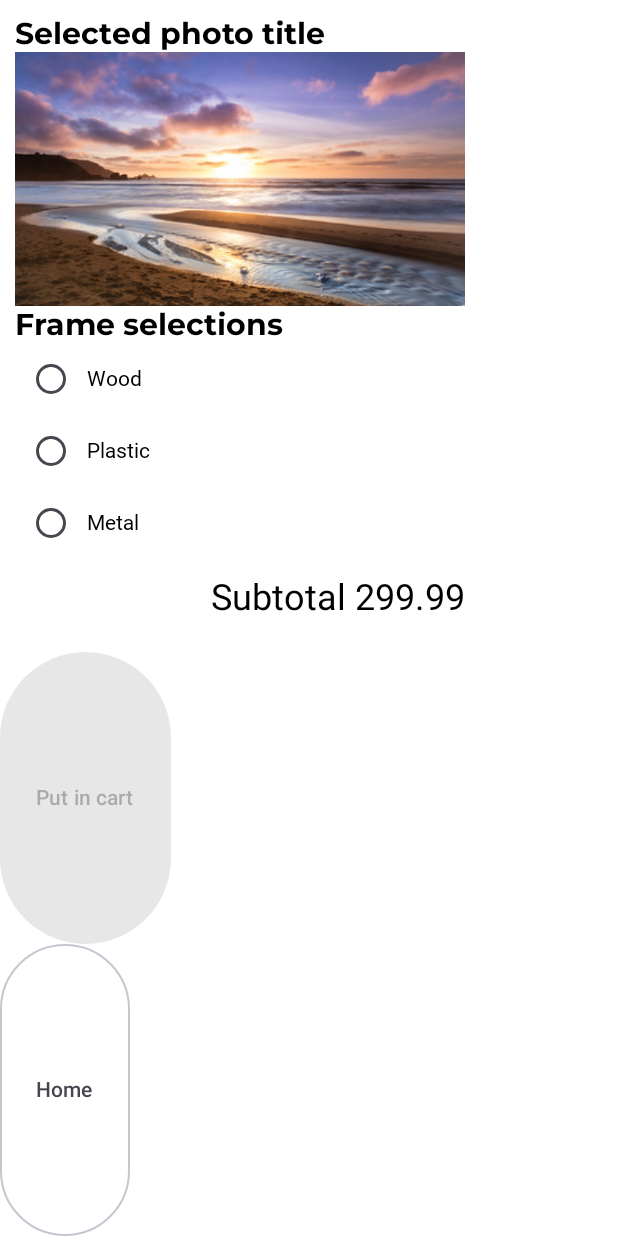
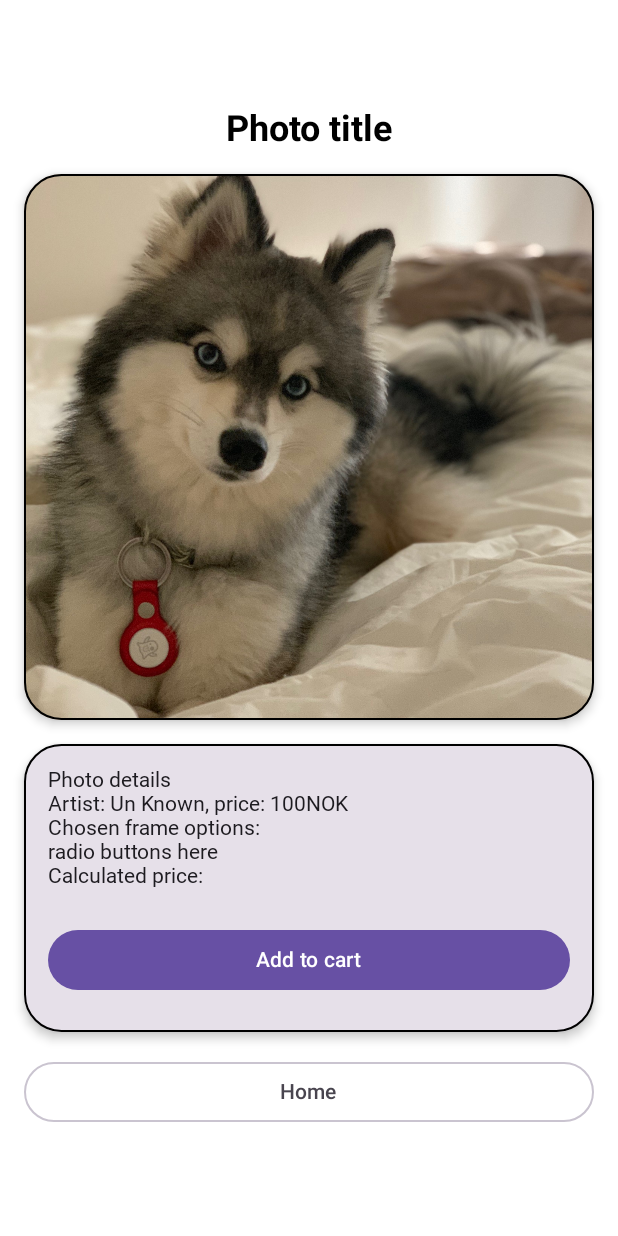
Before and after one commit to vuovdi/MyArtShop, an Android app built with Jetpack Compose: the @Preview function SelectedImagePreview, on a phone screen of 412 x 824 dp. Run offline under Robolectric (Android 15) with nearby library versions, the phone set to English and light mode, and no system bars; Roboto replaces fonts that are not available here.

Commit message:
finished layout for ImagesScreen and SelectedImageScreen

```diff
--- a/app/src/main/java/com/example/myartshop/ui/ui/ImagesScreen.kt
+++ b/app/src/main/java/com/example/myartshop/ui/ui/ImagesScreen.kt
@@ -1 +1,72 @@
 package com.example.myartshop.ui.ui
+
+import androidx.compose.foundation.Image
+import androidx.compose.foundation.layout.Arrangement
+import androidx.compose.foundation.layout.Column
+
+import androidx.compose.foundation.layout.PaddingValues
+import androidx.compose.foundation.layout.Row
+import androidx.compose.foundation.layout.aspectRatio
+import androidx.compose.foundation.layout.fillMaxWidth
+import androidx.compose.foundation.layout.padding
+import androidx.compose.foundation.lazy.LazyColumn
+import androidx.compose.foundation.lazy.grid.GridCells
+import androidx.compose.foundation.lazy.grid.LazyVerticalGrid
+import androidx.compose.foundation.lazy.grid.itemsIndexed
+import androidx.compose.material3.Text
+import androidx.compose.runtime.Composable
+import androidx.compose.ui.Modifier
+import androidx.compose.ui.res.painterResource
+import androidx.compose.ui.res.stringResource
+import androidx.compose.ui.text.TextStyle
+import androidx.compose.ui.text.font.FontWeight
+import androidx.compose.ui.text.style.TextAlign
+import androidx.compose.ui.tooling.preview.Preview
+import androidx.compose.ui.unit.dp
+import com.example.myartshop.data.Category
+import com.example.myartshop.data.Photo
+import com.example.myartshop.data.photos
+import com.example.myartshop.ui.ui.theme.MyArtShopTheme
+
+@Composable
+fun PhotoGridScreen(photos: List<Photo>) {
+    LazyVerticalGrid(
+        columns = GridCells.Fixed(2),
+        contentPadding = PaddingValues(8.dp)
+    ) {
+        itemsIndexed(photos) { index, photo ->
+            PhotoItem(photo = photo)
+        }
+    }
+}
+
+@Composable
+fun PhotoItem(photo: Photo) {
+    Column(
+        modifier = Modifier
+            .padding(4.dp)
+            .fillMaxWidth()
+    ) {
+        Text(
+            text = stringResource(photo.title),
+            modifier = Modifier.padding(4.dp),
+            textAlign = TextAlign.Center,
+            style = TextStyle(fontWeight = FontWeight.Bold)
+        )
+        Image(
+            painter = painterResource(id = photo.imageResId),
+            contentDescription = null,
+            modifier = Modifier
+                .aspectRatio(1f)
+                .fillMaxWidth()
+        )
+    }
+}
+
+
+@Preview
+@Composable
+fun PhotoGridScreenPreview() {
+    val yourPhotoList = photos
+    PhotoGridScreen(photos = yourPhotoList)
+}
--- a/app/src/main/java/com/example/myartshop/ui/ui/SelectCategory.kt
+++ b/app/src/main/java/com/example/myartshop/ui/ui/SelectCategory.kt
@@ -107,5 +107,4 @@ fun findMostExpensivePhotoPerCategory(photos: List<Photo>): Map<Category, Float>
 fun SelectCategoryPagePreview() {
     val yourPhotoList = photos
     CategoriesPage(categories = Category.entries, photos = yourPhotoList)
-
 }
--- a/app/src/main/java/com/example/myartshop/ui/ui/SelectedImageScreen.kt
+++ b/app/src/main/java/com/example/myartshop/ui/ui/SelectedImageScreen.kt
@@ -1,119 +1,106 @@
 package com.example.myartshop.ui.ui
 
+import androidx.compose.foundation.BorderStroke
 import androidx.compose.foundation.Image
 import androidx.compose.foundation.layout.Arrangement
+import androidx.compose.foundation.layout.Box
 import androidx.compose.foundation.layout.Column
-import androidx.compose.foundation.layout.Row
+import androidx.compose.foundation.layout.Spacer
+import androidx.compose.foundation.layout.aspectRatio
 import androidx.compose.foundation.layout.fillMaxHeight
+import androidx.compose.foundation.layout.fillMaxSize
 import androidx.compose.foundation.layout.fillMaxWidth
+import androidx.compose.foundation.layout.height
 import androidx.compose.foundation.layout.padding
-import androidx.compose.foundation.layout.width
-import androidx.compose.foundation.selection.selectable
 import androidx.compose.material3.Button
-import androidx.compose.material3.Divider
-import androidx.compose.material3.MaterialTheme
+import androidx.compose.material3.Card
+import androidx.compose.material3.CardDefaults
 import androidx.compose.material3.OutlinedButton
-import androidx.compose.material3.RadioButton
 import androidx.compose.material3.Text
 import androidx.compose.runtime.Composable
-import androidx.compose.runtime.getValue
-import androidx.compose.runtime.mutableStateOf
-import androidx.compose.runtime.saveable.rememberSaveable
-import androidx.compose.runtime.setValue
 import androidx.compose.ui.Alignment
 import androidx.compose.ui.Modifier
-import androidx.compose.ui.res.dimensionResource
+import androidx.compose.ui.graphics.Color
+import androidx.compose.ui.layout.ContentScale
 import androidx.compose.ui.res.painterResource
 import androidx.compose.ui.res.stringResource
+import androidx.compose.ui.text.TextStyle
+import androidx.compose.ui.text.font.FontWeight
 import androidx.compose.ui.tooling.preview.Preview
 import androidx.compose.ui.unit.dp
+import androidx.compose.ui.unit.sp
 import com.example.myartshop.R
-import com.example.myartshop.ui.ui.components.FormattedPriceLabel
 import com.example.myartshop.ui.ui.theme.MyArtShopTheme
 
-/**
- * Composable that displays the list of items as [RadioButton] options,
- * [onSelectionChanged] lambda that notifies the parent composable when a new value is selected,
- * [onCancelButtonClicked] lambda that cancels the order when user clicks cancel and
- * [onNextButtonClicked] lambda that triggers the navigation to next screen
- */
+
 @Composable
-fun SelectedPhotoScreen(
-    subtotal: String,
-    options: List<String>,
-    onSelectionChanged: (String) -> Unit = {},
-    modifier: Modifier = Modifier
-) {
-    var selectedValue by rememberSaveable { mutableStateOf("") }
+fun SelectedPhotoScreen(modifier: Modifier = Modifier) {
+    Column(
+        verticalArrangement = Arrangement.Center,
+        horizontalAlignment = Alignment.CenterHorizontally,
+        modifier = Modifier
+            .fillMaxSize()
+            .padding(16.dp)
+    ) {
+        Text(
+            text = "Photo title",
+            style = TextStyle(fontSize = 24.sp, fontWeight = FontWeight.Bold),
+            modifier = Modifier.padding(bottom = 16.dp)
+        )
 
-    Column(
-        modifier = modifier,
-        verticalArrangement = Arrangement.SpaceBetween
-    ) {
-        Column(modifier = Modifier.padding(dimensionResource(R.dimen.padding_medium))) {
-            Text(
-                text = "Selected photo title",
-                style = MaterialTheme.typography.displayMedium
-            )
-            Image(
-                painter = painterResource(R.drawable.image1),
-                contentDescription = null,
-                modifier = Modifier.width(300.dp)
-            )
-            Text(
-                text = "Frame selections",
-                style = MaterialTheme.typography.displayMedium
-            )
-            options.forEach { item ->
-                Row(
-                    modifier = Modifier.selectable(
-                        selected = selectedValue == item,
-                        onClick = {
-                            selectedValue = item
-                            onSelectionChanged(item)
-                        }
-                    ),
-                    verticalAlignment = Alignment.CenterVertically
+        Card(
+            elevation = CardDefaults.cardElevation(defaultElevation = 4.dp),
+            border = BorderStroke(1.dp, Color.Black),
+            modifier = Modifier
+                .fillMaxWidth()
+                .aspectRatio(1f)
+                .padding(bottom = 16.dp)
+        ) {
+            Box(Modifier.fillMaxSize()) {
+                Image(
+                    painter = painterResource(id = R.drawable.koda),
+                    contentDescription = null,
+                    contentScale = ContentScale.Crop,
+                    modifier = Modifier.fillMaxSize()
+                )
+            }
+        }
+
+        Card(
+            elevation = CardDefaults.cardElevation(defaultElevation = 4.dp),
+            border = BorderStroke(1.dp, Color.Black),
+            modifier = Modifier.fillMaxWidth()
+        ) {
+            Column(
+                modifier = Modifier.padding(16.dp)
+            ) {
+                Text(text = stringResource(R.string.details))
+                Text(text = stringResource(R.string.various_details))
+                Text(text = stringResource(R.string.frame_options))
+                Text(text = "radio buttons here")
+                Text(text = stringResource(R.string.price_photo_and_frame))
+
+
+                Spacer(modifier = Modifier.height(16.dp))
+
+                Button(
+                    onClick = { /* TODO */ },
+                    modifier = Modifier
+                        .fillMaxWidth()
+                        .padding(vertical = 8.dp)
                 ) {
-                    RadioButton(
-                        selected = selectedValue == item,
-                        onClick = {
-                            selectedValue = item
-                            onSelectionChanged(item)
-                        }
-                    )
-                    Text(item)
+                    Text("Add to cart")
                 }
             }
-
-            FormattedPriceLabel(
-                subtotal = subtotal,
-                modifier = Modifier
-                    .align(Alignment.End)
-                    .padding(
-                        top = dimensionResource(R.dimen.padding_medium),
-                        bottom = dimensionResource(R.dimen.padding_medium)
-                    )
-            )
-        }
-        Button(
-            modifier = Modifier.weight(1f),
-            // the button is enabled when the user makes a selection
-            enabled = selectedValue.isNotEmpty(),
-            onClick = {}
-        ) {
-            Text(
-                text = "Put in cart"
-            )
         }
 
+        Spacer(modifier = Modifier.height(16.dp))
+
         OutlinedButton(
-            modifier = Modifier.weight(1f),
-            onClick = {}
+            onClick = { /*TODO*/ },
+            modifier = Modifier.fillMaxWidth()
         ) {
-            Text(
-                text = "Home"
-            )
+            Text("Home")
         }
 
 
@@ -125,8 +112,6 @@ fun SelectedPhotoScreen(
 fun SelectedImagePreview() {
     MyArtShopTheme(darkTheme = false){
         SelectedPhotoScreen(
-            subtotal = "299.99",
-            options = listOf("Wood", "Plastic", "Metal"),
             modifier = Modifier.fillMaxHeight()
         )
     }
--- a/app/src/main/res/values/strings.xml
+++ b/app/src/main/res/values/strings.xml
@@ -91,4 +91,10 @@
     <string name="artist5_birth">Håkon Magnus</string>
     <string name="artist6_birth">Martha Louise</string>
 
+    //Selected Image screen
+    <string name="details">Photo details</string>
+    <string name="various_details">Artist: Un Known, price: 100NOK</string>
+    <string name="frame_options">Chosen frame options: </string>
+    <string name="price_photo_and_frame">Calculated price: </string>
+
 </resources>
```
